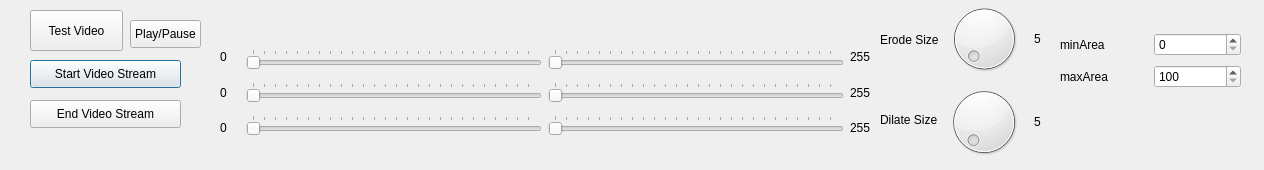
Qt form KiteControl-Qt/imageprocessing.ui (adrienemery/zenith-wind-power) before a commit.
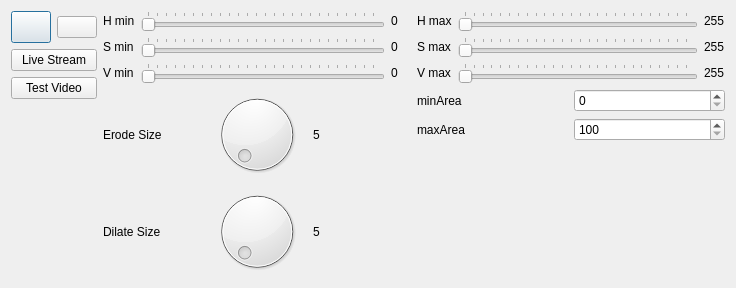
The same form after that commit. Icons and pictures are not drawn.

What changed in the file:
```diff
--- a/KiteControl-Qt/imageprocessing.ui
+++ b/KiteControl-Qt/imageprocessing.ui
@@ -6,25 +6,204 @@
    <rect>
     <x>0</x>
     <y>0</y>
-    <width>1264</width>
-    <height>170</height>
+    <width>736</width>
+    <height>288</height>
    </rect>
   </property>
   <property name="windowTitle">
    <string>Dialog</string>
   </property>
-  <widget class="QWidget" name="layoutWidget">
-   <property name="geometry">
-    <rect>
-     <x>220</x>
-     <y>42</y>
-     <width>651</width>
-     <height>101</height>
-    </rect>
-   </property>
+  <layout class="QHBoxLayout" name="horizontalLayout_10">
+   <item>
+    <layout class="QHBoxLayout" name="horizontalLayout_9">
+     <item>
+      <layout class="QVBoxLayout" name="verticalLayout_15">
+       <item>
+        <layout class="QHBoxLayout" name="horizontalLayout_7">
+         <item>
+          <widget class="QPushButton" name="playPause_pushButton">
+           <property name="sizePolicy">
+            <sizepolicy hsizetype="Minimum" vsizetype="Fixed">
+             <horstretch>0</horstretch>
+             <verstretch>0</verstretch>
+            </sizepolicy>
+           </property>
+           <property name="minimumSize">
+            <size>
+             <width>32</width>
+             <height>32</height>
+            </size>
+           </property>
+           <property name="text">
+            <string/>
+           </property>
+           <property name="icon">
+            <iconset resource="MyResources.qrc">
+             <normaloff>:/images/icons/png/64x64/play.png</normaloff>:/images/icons/png/64x64/play.png</iconset>
+           </property>
+           <property name="iconSize">
+            <size>
+             <width>32</width>
+             <height>32</height>
+            </size>
+           </property>
+          </widget>
+         </item>
+         <item>
+          <widget class="QPushButton" name="endStream_pushButton">
+           <property name="text">
+            <string/>
+           </property>
+           <property name="icon">
+            <iconset resource="MyResources.qrc">
+             <normaloff>:/images/icons/png/32x32/stop.png</normaloff>:/images/icons/png/32x32/stop.png</iconset>
+           </property>
+           <property name="iconSize">
+            <size>
+             <width>32</width>
+             <height>32</height>
+            </size>
+           </property>
+          </widget>
+         </item>
+        </layout>
+       </item>
+       <item>
+        <layout class="QVBoxLayout" name="verticalLayout_14">
+         <item>
+          <widget class="QPushButton" name="startStream_pushButton">
+           <property name="text">
+            <string>Live Stream</string>
+           </property>
+           <property name="icon">
+            <iconset resource="MyResources.qrc">
+             <normaloff>:/images/icons/png/64x64/webcam.png</normaloff>:/images/icons/png/64x64/webcam.png</iconset>
+           </property>
+           <property name="iconSize">
+            <size>
+             <width>32</width>
+             <height>32</height>
+            </size>
+           </property>
+          </widget>
+         </item>
+         <item>
+          <widget class="QPushButton" name="pushButton">
+           <property name="text">
+            <string>Test Video</string>
+           </property>
+           <property name="icon">
+            <iconset resource="MyResources.qrc">
+             <normaloff>:/images/icons/png/32x32/folder.png</normaloff>:/images/icons/png/32x32/folder.png</iconset>
+           </property>
+           <property name="iconSize">
+            <size>
+             <width>32</width>
+             <height>32</height>
+            </size>
+           </property>
+          </widget>
+         </item>
+         <item>
+          <spacer name="verticalSpacer_2">
+           <property name="orientation">
+            <enum>Qt::Vertical</enum>
+           </property>
+           <property name="sizeHint" stdset="0">
+            <size>
+             <width>20</width>
+             <height>40</height>
+            </size>
+           </property>
+          </spacer>
+         </item>
+        </layout>
+       </item>
+      </layout>
+     </item>
+     <item>
+      <layout class="QVBoxLayout" name="verticalLayout_13">
+       <item>
    <layout class="QHBoxLayout" name="horizontalLayout_3">
     <item>
-     <layout class="QHBoxLayout" name="horizontalLayout_2">
+          <layout class="QHBoxLayout" name="horizontalLayout">
+           <item>
+            <layout class="QVBoxLayout" name="verticalLayout_7">
+             <item>
+              <widget class="QLabel" name="label_5">
+               <property name="text">
+                <string>H min</string>
+               </property>
+              </widget>
+             </item>
+             <item>
+              <widget class="QLabel" name="label_6">
+               <property name="text">
+                <string>S min</string>
+               </property>
+              </widget>
+             </item>
+             <item>
+              <widget class="QLabel" name="label_7">
+               <property name="text">
+                <string>V min</string>
+               </property>
+              </widget>
+             </item>
+            </layout>
+           </item>
+           <item>
+            <layout class="QVBoxLayout" name="verticalLayout_8">
+             <item>
+              <widget class="QSlider" name="hMinSlider">
+               <property name="maximum">
+                <number>255</number>
+               </property>
+               <property name="pageStep">
+                <number>10</number>
+               </property>
+               <property name="orientation">
+                <enum>Qt::Horizontal</enum>
+               </property>
+               <property name="tickPosition">
+                <enum>QSlider::TicksAbove</enum>
+               </property>
+              </widget>
+             </item>
+             <item>
+              <widget class="QSlider" name="sMinSlider">
+               <property name="maximum">
+                <number>255</number>
+               </property>
+               <property name="pageStep">
+                <number>10</number>
+               </property>
+               <property name="orientation">
+                <enum>Qt::Horizontal</enum>
+               </property>
+               <property name="tickPosition">
+                <enum>QSlider::TicksAbove</enum>
+               </property>
+              </widget>
+             </item>
+             <item>
+              <widget class="QSlider" name="vMinSlider">
+               <property name="maximum">
+                <number>255</number>
+               </property>
+               <property name="pageStep">
+                <number>10</number>
+               </property>
+               <property name="orientation">
+                <enum>Qt::Horizontal</enum>
+               </property>
+               <property name="tickPosition">
+                <enum>QSlider::TicksAbove</enum>
+               </property>
+              </widget>
+             </item>
+            </layout>
+           </item>
       <item>
        <layout class="QVBoxLayout" name="verticalLayout_3">
         <item>
@@ -50,55 +229,30 @@
         </item>
        </layout>
       </item>
+          </layout>
+         </item>
       <item>
-       <layout class="QHBoxLayout" name="horizontalLayout">
+          <layout class="QHBoxLayout" name="horizontalLayout_2">
         <item>
          <layout class="QVBoxLayout" name="verticalLayout">
           <item>
-           <widget class="QSlider" name="hMinSlider">
-            <property name="maximum">
-             <number>255</number>
-            </property>
-            <property name="pageStep">
-             <number>10</number>
-            </property>
-            <property name="orientation">
-             <enum>Qt::Horizontal</enum>
-            </property>
-            <property name="tickPosition">
-             <enum>QSlider::TicksAbove</enum>
-            </property>
+              <widget class="QLabel" name="label_8">
+               <property name="text">
+                <string>H max</string>
+               </property>
            </widget>
           </item>
           <item>
-           <widget class="QSlider" name="sMinSlider">
-            <property name="maximum">
-             <number>255</number>
-            </property>
-            <property name="pageStep">
-             <number>10</number>
-            </property>
-            <property name="orientation">
-             <enum>Qt::Horizontal</enum>
-            </property>
-            <property name="tickPosition">
-             <enum>QSlider::TicksAbove</enum>
-            </property>
+              <widget class="QLabel" name="label_9">
+               <property name="text">
+                <string>S max</string>
+               </property>
            </widget>
           </item>
           <item>
-           <widget class="QSlider" name="vMinSlider">
-            <property name="maximum">
-             <number>255</number>
-            </property>
-            <property name="pageStep">
-             <number>10</number>
-            </property>
-            <property name="orientation">
-             <enum>Qt::Horizontal</enum>
-            </property>
-            <property name="tickPosition">
-             <enum>QSlider::TicksAbove</enum>
+              <widget class="QLabel" name="label_10">
+               <property name="text">
+                <string>V max</string>
             </property>
            </widget>
           </item>
@@ -156,10 +310,6 @@
           </item>
          </layout>
         </item>
-       </layout>
-      </item>
-     </layout>
-    </item>
     <item>
      <layout class="QVBoxLayout" name="verticalLayout_4">
       <item>
@@ -186,71 +336,33 @@
      </layout>
     </item>
    </layout>
-  </widget>
-  <widget class="QPushButton" name="startStream_pushButton">
-   <property name="geometry">
-    <rect>
-     <x>30</x>
-     <y>60</y>
-     <width>151</width>
-     <height>28</height>
-    </rect>
-   </property>
-   <property name="text">
-    <string>Start Video Stream</string>
-   </property>
-  </widget>
-  <widget class="QPushButton" name="endStream_pushButton">
-   <property name="geometry">
-    <rect>
-     <x>30</x>
-     <y>100</y>
-     <width>151</width>
-     <height>28</height>
-    </rect>
-   </property>
-   <property name="text">
-    <string>End Video Stream</string>
-   </property>
-  </widget>
+         </item>
+        </layout>
+       </item>
+       <item>
+        <layout class="QHBoxLayout" name="horizontalLayout_8">
+         <item>
+          <layout class="QHBoxLayout" name="horizontalLayout_4">
+           <item>
+            <layout class="QVBoxLayout" name="verticalLayout_9">
+             <item>
   <widget class="QLabel" name="label">
-   <property name="geometry">
-    <rect>
-     <x>880</x>
-     <y>30</y>
-     <width>71</width>
-     <height>20</height>
-    </rect>
-   </property>
    <property name="text">
     <string>Erode Size</string>
    </property>
   </widget>
+             </item>
+             <item>
   <widget class="QLabel" name="label_2">
-   <property name="geometry">
-    <rect>
-     <x>880</x>
-     <y>110</y>
-     <width>71</width>
-     <height>20</height>
-    </rect>
-   </property>
    <property name="text">
     <string>Dilate Size</string>
    </property>
   </widget>
-  <widget class="QWidget" name="layoutWidget">
-   <property name="geometry">
-    <rect>
-     <x>940</x>
-     <y>0</y>
-     <width>101</width>
-     <height>161</height>
-    </rect>
-   </property>
-   <layout class="QVBoxLayout" name="verticalLayout_5">
+             </item>
+            </layout>
+           </item>
     <item>
-     <layout class="QHBoxLayout" name="horizontalLayout_4">
+            <layout class="QVBoxLayout" name="verticalLayout_6">
       <item>
        <widget class="QDial" name="erode_dial">
         <property name="whatsThis">
@@ -268,17 +380,6 @@
        </widget>
       </item>
       <item>
-       <widget class="QLabel" name="erode_label">
-        <property name="text">
-         <string>5</string>
-        </property>
-       </widget>
-      </item>
-     </layout>
-    </item>
-    <item>
-     <layout class="QHBoxLayout" name="horizontalLayout_5">
-      <item>
        <widget class="QDial" name="dilate_dial">
         <property name="whatsThis">
          <string>set Dilate Size</string>
@@ -294,6 +395,17 @@
         </property>
        </widget>
       </item>
+            </layout>
+           </item>
+           <item>
+            <layout class="QVBoxLayout" name="verticalLayout_5">
+             <item>
+              <widget class="QLabel" name="erode_label">
+               <property name="text">
+                <string>5</string>
+               </property>
+              </widget>
+             </item>
       <item>
        <widget class="QLabel" name="dilate_label">
         <property name="text">
@@ -304,33 +416,16 @@
      </layout>
     </item>
    </layout>
-  </widget>
-  <widget class="QPushButton" name="pushButton">
-   <property name="geometry">
-    <rect>
-     <x>30</x>
-     <y>10</y>
-     <width>93</width>
-     <height>41</height>
-    </rect>
-   </property>
-   <property name="text">
-    <string>Test Video</string>
-   </property>
-  </widget>
-  <widget class="QWidget" name="layoutWidget">
-   <property name="geometry">
-    <rect>
-     <x>1060</x>
-     <y>30</y>
-     <width>181</width>
-     <height>61</height>
-    </rect>
-   </property>
-   <layout class="QVBoxLayout" name="verticalLayout_6">
+         </item>
     <item>
      <layout class="QHBoxLayout" name="horizontalLayout_6">
       <item>
+            <layout class="QVBoxLayout" name="verticalLayout_12">
+             <item>
+              <layout class="QHBoxLayout" name="horizontalLayout_5">
+               <item>
+                <layout class="QVBoxLayout" name="verticalLayout_11">
+                 <item>
        <widget class="QLabel" name="label_3">
         <property name="text">
          <string>minArea</string>
@@ -338,23 +433,23 @@
        </widget>
       </item>
       <item>
-       <widget class="QSpinBox" name="minArea_spinBox">
-        <property name="maximum">
-         <number>100000</number>
-        </property>
-       </widget>
-      </item>
-     </layout>
-    </item>
-    <item>
-     <layout class="QHBoxLayout" name="horizontalLayout_7">
-      <item>
        <widget class="QLabel" name="label_4">
         <property name="text">
          <string>maxArea</string>
         </property>
        </widget>
       </item>
+                </layout>
+               </item>
+               <item>
+                <layout class="QVBoxLayout" name="verticalLayout_10">
+                 <item>
+                  <widget class="QSpinBox" name="minArea_spinBox">
+                   <property name="maximum">
+                    <number>100000</number>
+                   </property>
+                  </widget>
+                 </item>
       <item>
        <widget class="QSpinBox" name="maxArea_spinbox">
         <property name="minimum">
@@ -368,22 +463,35 @@
      </layout>
     </item>
    </layout>
-  </widget>
-  <widget class="QPushButton" name="playPause_pushButton">
-   <property name="geometry">
-    <rect>
-     <x>130</x>
-     <y>20</y>
-     <width>71</width>
-     <height>28</height>
-    </rect>
-   </property>
-   <property name="text">
-    <string>Play/Pause</string>
-   </property>
-  </widget>
- </widget>
- <resources/>
+             </item>
+             <item>
+              <spacer name="verticalSpacer">
+               <property name="orientation">
+                <enum>Qt::Vertical</enum>
+               </property>
+               <property name="sizeHint" stdset="0">
+                <size>
+                 <width>20</width>
+                 <height>40</height>
+                </size>
+               </property>
+              </spacer>
+             </item>
+            </layout>
+           </item>
+          </layout>
+         </item>
+        </layout>
+       </item>
+      </layout>
+     </item>
+    </layout>
+   </item>
+  </layout>
+ </widget>
+ <resources>
+  <include location="MyResources.qrc"/>
+ </resources>
  <connections>
   <connection>
    <sender>hMinSlider</sender>
```
Left out of the diff: 64 changed lines with no effect on the pictures. Lines whose indentation alone changed are shown as unchanged.
